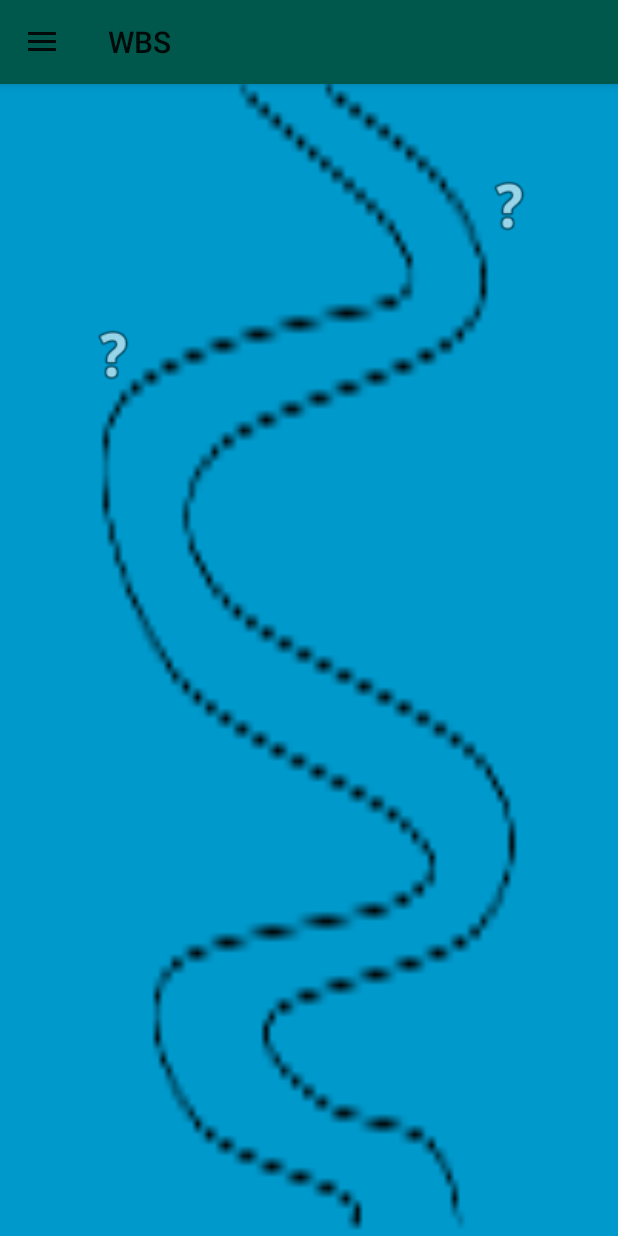
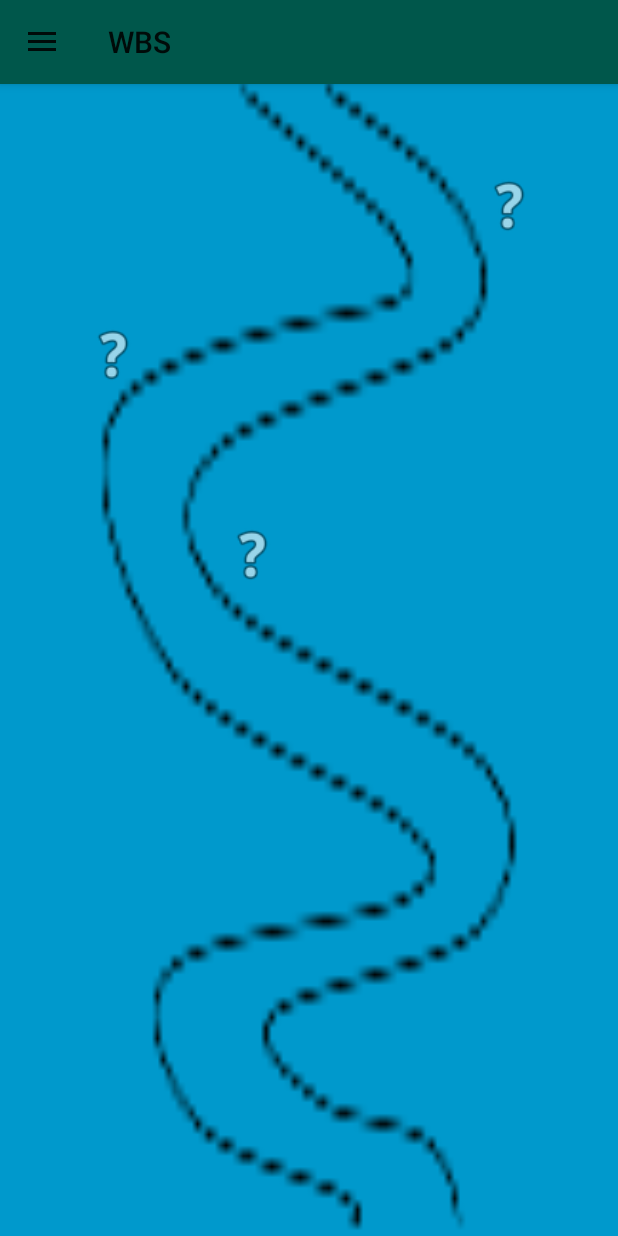
Before and after one commit to HSZG-Informatik-Projekte/WBS, an Android app: the MainActivity screen opened directly, with no data from a screen before it, on a phone screen of 412 x 824 dp. Run offline under Robolectric (Android 15) with nearby library versions, the phone set to English and light mode, and no system bars.

Commit message:
6 waypoints now adjust to json

```diff
--- a/app/src/main/java/de/hszg/wbs/JsonUtil.java
+++ b/app/src/main/java/de/hszg/wbs/JsonUtil.java
@@ -1,6 +1,7 @@
 package de.hszg.wbs;
 
 import android.content.Context;
+import android.util.Log;
 
 import org.json.JSONArray;
 import org.json.JSONException;
@@ -13,11 +14,13 @@ import java.io.FileReader;
 import java.io.IOException;
 import java.io.InputStreamReader;
 import java.util.ArrayList;
+import java.util.Iterator;
 
 public class JsonUtil {
     private static final String PROFILE_FILE_NAME = "wbs_profile.json";
     private static final String VIDEO_FILE_NAME = "wbs_videos.json";
     private static final String QUESTION_FILE_NAME = "wbs_questions.json";
+    private static final String WORLDS_FILE_NAME = "wbs_worlds.json";
 
     public static void DeleteProfile(Context context) {
         File file = new File(context.getFilesDir(), PROFILE_FILE_NAME);
@@ -97,29 +100,8 @@ public class JsonUtil {
     }
 
     public static ArrayList<VideoClass> readVideoFromJson(Context context) {
-        StringBuilder brString = new StringBuilder();
-
-        BufferedReader reader = null;
         try {
-            reader = new BufferedReader(new InputStreamReader(context.getAssets().open(VIDEO_FILE_NAME), "UTF-8"));
-            String mLine;
-            while ((mLine = reader.readLine()) != null) {
-                brString.append(mLine);
-            }
-        } catch (IOException e) {
-            e.printStackTrace();
-        } finally {
-            if (reader != null) {
-                try {
-                    reader.close();
-                } catch (IOException e) {
-                    e.printStackTrace();
-                }
-            }
-        }
-
-        try {
-            JSONObject jsonObj = new JSONObject(brString.toString());
+            JSONObject jsonObj = new JSONObject(readFromJsonFile(context, VIDEO_FILE_NAME));
             JSONArray jArrAll = jsonObj.getJSONArray("videofiledetails");
             ArrayList<VideoClass> videoClass = new ArrayList<VideoClass>(jArrAll.length());
 
@@ -142,12 +124,69 @@ public class JsonUtil {
         return null;
     }
 
+    public static ArrayList<WorldClass> readWorldFromJson(Context context) {
+        try {
+            JSONObject jsonObj = new JSONObject(readFromJsonFile(context, WORLDS_FILE_NAME));
+            JSONArray jArrAll = jsonObj.getJSONArray("worlds");
+            ArrayList<WorldClass> worldClass = new ArrayList<WorldClass>(jArrAll.length());
+
+            for(int i = 0; i < jArrAll.length(); i++) {
+                JSONObject jWaypoints = new JSONObject(jArrAll.getJSONObject(i).getString("waypoint"));
+                ArrayList<ArrayList<String>> waypoints = new ArrayList<>(jWaypoints.length());
+                for (int j = 0; j < jWaypoints.length(); j++) {
+                    ArrayList<String> arli = new ArrayList<>();
+                    arli.add(jWaypoints.getJSONObject("" + j).getString("icon"));
+                    arli.add(jWaypoints.getJSONObject("" + j).getString("videoid"));
+                    waypoints.add(arli);
+                }
+                WorldClass wc = new WorldClass(
+                        jArrAll.getJSONObject(i).optInt("worldid",0),
+                        jArrAll.getJSONObject(i).optString("name",""),
+                        jArrAll.getJSONObject(i).optString("map",""),
+                        waypoints
+                );
+                worldClass.add(wc);
+            }
+
+            return worldClass;
+        } catch (JSONException e) {
+            e.printStackTrace();
+        }
+        return null;
+    }
+
     public static ArrayList<QuestionClass> readQuestionFromJson(Context context) {
+        try {
+            JSONObject jsonObj = new JSONObject(readFromJsonFile(context, QUESTION_FILE_NAME));
+            JSONArray jQuestion = jsonObj.getJSONArray("questions");
+            ArrayList<QuestionClass> questionClass = new ArrayList<QuestionClass>(jQuestion.length());
+
+            for(int i = 0; i < jQuestion.length(); i++) {
+                JSONObject jAnwers = new JSONObject(jQuestion.getJSONObject(i).getString("answers"));
+                ArrayList<String> anwers = new ArrayList<>(jAnwers.length());
+                for (int j = 0; j < jAnwers.length(); j++) {
+                    anwers.add(jAnwers.getString("" + j));
+                }
+                QuestionClass qc = new QuestionClass(
+                        jQuestion.getJSONObject(i).optInt("id",i),
+                        jQuestion.getJSONObject(i).optString("question",""),
+                        jQuestion.getJSONObject(i).optInt("right",0),
+                        anwers
+                );
+                questionClass.add(qc);
+            }
+            return questionClass;
+        } catch (Exception e) {
+            e.printStackTrace();
+        }
+        return null;
+    }
+
+    public static String readFromJsonFile(Context context, String filename) {
         StringBuilder brString = new StringBuilder();
-
         BufferedReader reader = null;
         try {
-            reader = new BufferedReader(new InputStreamReader(context.getAssets().open(QUESTION_FILE_NAME), "UTF-8"));
+            reader = new BufferedReader(new InputStreamReader(context.getAssets().open(filename), "UTF-8"));
             String mLine;
             while ((mLine = reader.readLine()) != null) {
                 brString.append(mLine);
@@ -163,30 +202,6 @@ public class JsonUtil {
                 }
             }
         }
-
-        try {
-            JSONObject jsonObj = new JSONObject(brString.toString());
-            JSONArray jQuestion = jsonObj.getJSONArray("questions");
-            ArrayList<QuestionClass> questionClass = new ArrayList<QuestionClass>(jQuestion.length());
-
-            for(int i = 0; i < jQuestion.length(); i++) {
-                JSONObject jAnwers = new JSONObject(jQuestion.getJSONObject(i).getString("answers"));
-                ArrayList<String> anwers = new ArrayList<>(jAnwers.length());
-                for (int j = 0; j < jAnwers.length(); j++) {
-                    anwers.add(jAnwers.getString(""+j));
-                }
-                QuestionClass qc = new QuestionClass(
-                        jQuestion.getJSONObject(i).optInt("id",i),
-                        jQuestion.getJSONObject(i).optString("question",""),
-                        jQuestion.getJSONObject(i).optInt("right",0),
-                        anwers
-                );
-                questionClass.add(qc);
-            }
-            return questionClass;
-        } catch (Exception e) {
-            e.printStackTrace();
-        }
-        return null;
+        return brString.toString();
     }
 }
--- a/app/src/main/java/de/hszg/wbs/MainActivity.java
+++ b/app/src/main/java/de/hszg/wbs/MainActivity.java
@@ -1,15 +1,19 @@
 package de.hszg.wbs;
 
 import android.content.Intent;
+import android.graphics.drawable.Drawable;
 import android.os.Bundle;
 import android.support.annotation.NonNull;
 import android.support.design.widget.NavigationView;
 import android.support.v4.widget.DrawerLayout;
 import android.support.v7.app.ActionBarDrawerToggle;
 import android.support.v7.app.AppCompatActivity;
+import android.util.Log;
 import android.view.MenuItem;
 import android.view.View;
 import android.widget.ImageView;
+
+import java.util.ArrayList;
 
 public class MainActivity extends AppCompatActivity {
     private UserProfileClass wbsProfile;
@@ -47,18 +51,28 @@ public class MainActivity extends AppCompatActivity {
             }
         });
 
-
-        ImageView image = findViewById(R.id.MA_imageview_1);
-        //image.setImageResource(android.R.drawable.star_big_on);
+        final ArrayList<ArrayList<String>> waypoints = JsonUtil.readWorldFromJson(this).get(0).getWaypoints();
+        Log.i("waypoints", "android.R.drawable.ic_menu_help " + android.R.drawable.ic_menu_help);
+        Log.i("waypoints", "waypoints.get(0).get(0) " + waypoints.get(0).get(0));
+        Log.i("waypoints", "getResources " + getResources().getIdentifier("ic_menu_help","drawable", "" + getPackageName()));
+        for(int i = 0; i < waypoints.size(); i++) {
+            int rescourcename = getResources().getIdentifier("MA_imageview_" + i, "id", this.getPackageName());
+            ImageView image = findViewById(rescourcename);
+            image.setVisibility(View.VISIBLE);
+            final int i2 = i;
+            //image.setImageResource(getResources().getIdentifier(waypoints.get(i).get(0),"android","" + getPackageName()));
             image.setOnClickListener(new View.OnClickListener() {
                 @Override
                 public void onClick(View v) {
                     Intent mySuperIntent = new Intent(MainActivity.this, VideoScreenActivity.class);
-                mySuperIntent.putExtra("videoNumber", 1);
+                    mySuperIntent.putExtra("videoNumber", Integer.parseInt(waypoints.get(i2).get(1)));
                     startActivity(mySuperIntent);
                 }
             });
+        }
+        //image.setImageResource(android.R.drawable.star_big_on);
 
+/*
         ImageView image2 = findViewById(R.id.MA_imageview_2);
         image2.setOnClickListener(new View.OnClickListener() {
             @Override
@@ -68,6 +82,7 @@ public class MainActivity extends AppCompatActivity {
                 startActivity(mySuperIntent);
             }
         });
+        */
     }
     @Override
     public boolean onOptionsItemSelected(MenuItem item) {
--- /dev/null
+++ b/app/src/main/java/de/hszg/wbs/WorldClass.java
@@ -0,0 +1,33 @@
+package de.hszg.wbs;
+
+import java.util.ArrayList;
+
+public class WorldClass {
+
+    private int id;
+    private String name;
+    private String map;
+    private ArrayList<ArrayList<String>> waypoints;
+
+    WorldClass(int id, String name, String map, ArrayList<ArrayList<String>> waypoints) {
+            this.id = id;
+            this.name = name;
+            this.map = map;
+            this.waypoints = waypoints;
+    }
+
+    public int getId() {
+        return id;
+    }
+
+    public String getName() {
+        return name;
+    }
+
+    public String getMap() { return map; }
+
+    public ArrayList<ArrayList<String>> getWaypoints() {
+        return waypoints;
+    }
+
+}
--- a/app/src/main/res/layout/activity_main.xml
+++ b/app/src/main/res/layout/activity_main.xml
@@ -27,6 +27,24 @@
             app:srcCompat="@mipmap/ma_road" />
 
         <ImageView
+            android:id="@+id/MA_imageview_0"
+            android:layout_width="45dp"
+            android:layout_height="45dp"
+            android:layout_marginStart="8dp"
+            android:layout_marginTop="8dp"
+            android:layout_marginEnd="8dp"
+            android:layout_marginBottom="8dp"
+            android:contentDescription="@string/MA_Click"
+            android:visibility="invisible"
+            app:layout_constraintBottom_toBottomOf="parent"
+            app:layout_constraintEnd_toEndOf="parent"
+            app:layout_constraintHorizontal_bias="0.88"
+            app:layout_constraintStart_toStartOf="parent"
+            app:layout_constraintTop_toTopOf="parent"
+            app:layout_constraintVertical_bias="0.072"
+            app:srcCompat="@android:drawable/ic_menu_help" />
+
+        <ImageView
             android:id="@+id/MA_imageview_1"
             android:layout_width="45dp"
             android:layout_height="45dp"
@@ -35,12 +53,13 @@
             android:layout_marginEnd="8dp"
             android:layout_marginBottom="8dp"
             android:contentDescription="@string/MA_Click"
+            android:visibility="invisible"
             app:layout_constraintBottom_toBottomOf="parent"
             app:layout_constraintEnd_toEndOf="parent"
-            app:layout_constraintHorizontal_bias="0.88"
+            app:layout_constraintHorizontal_bias="0.128"
             app:layout_constraintStart_toStartOf="parent"
             app:layout_constraintTop_toTopOf="parent"
-            app:layout_constraintVertical_bias="0.072"
+            app:layout_constraintVertical_bias="0.212"
             app:srcCompat="@android:drawable/ic_menu_help" />
 
         <ImageView
@@ -52,12 +71,67 @@
             android:layout_marginEnd="8dp"
             android:layout_marginBottom="8dp"
             android:contentDescription="@string/MA_Click"
+            android:visibility="invisible"
             app:layout_constraintBottom_toBottomOf="parent"
             app:layout_constraintEnd_toEndOf="parent"
-            app:layout_constraintHorizontal_bias="0.128"
+            app:layout_constraintHorizontal_bias="0.391"
             app:layout_constraintStart_toStartOf="parent"
             app:layout_constraintTop_toTopOf="parent"
-            app:layout_constraintVertical_bias="0.212"
+            app:layout_constraintVertical_bias="0.401"
+            app:srcCompat="@android:drawable/ic_menu_help" />
+
+        <ImageView
+            android:id="@+id/MA_imageview_3"
+            android:layout_width="45dp"
+            android:layout_height="45dp"
+            android:layout_marginStart="8dp"
+            android:layout_marginTop="8dp"
+            android:layout_marginEnd="8dp"
+            android:layout_marginBottom="8dp"
+            android:contentDescription="@string/MA_Click"
+            android:visibility="invisible"
+            app:layout_constraintBottom_toBottomOf="parent"
+            app:layout_constraintEnd_toEndOf="parent"
+            app:layout_constraintHorizontal_bias="0.882"
+            app:layout_constraintStart_toStartOf="parent"
+            app:layout_constraintTop_toTopOf="parent"
+            app:layout_constraintVertical_bias="0.542"
+            app:srcCompat="@android:drawable/ic_menu_help" />
+
+        <ImageView
+            android:id="@+id/MA_imageview_4"
+            android:layout_width="45dp"
+            android:layout_height="45dp"
+            android:layout_marginStart="8dp"
+            android:layout_marginTop="8dp"
+            android:layout_marginEnd="8dp"
+            android:layout_marginBottom="8dp"
+            android:contentDescription="@string/MA_Click"
+            android:visibility="invisible"
+            app:layout_constraintBottom_toBottomOf="parent"
+            app:layout_constraintEnd_toEndOf="parent"
+            app:layout_constraintHorizontal_bias="0.337"
+            app:layout_constraintStart_toStartOf="parent"
+            app:layout_constraintTop_toTopOf="parent"
+            app:layout_constraintVertical_bias="0.713"
+            app:srcCompat="@android:drawable/ic_menu_help" />
+
+        <ImageView
+            android:id="@+id/MA_imageview_5"
+            android:layout_width="45dp"
+            android:layout_height="45dp"
+            android:layout_marginStart="8dp"
+            android:layout_marginTop="8dp"
+            android:layout_marginEnd="8dp"
+            android:layout_marginBottom="8dp"
+            android:contentDescription="@string/MA_Click"
+            android:visibility="invisible"
+            app:layout_constraintBottom_toBottomOf="parent"
+            app:layout_constraintEnd_toEndOf="parent"
+            app:layout_constraintHorizontal_bias="0.642"
+            app:layout_constraintStart_toStartOf="parent"
+            app:layout_constraintTop_toTopOf="parent"
+            app:layout_constraintVertical_bias="0.879"
             app:srcCompat="@android:drawable/ic_menu_help" />
 
     </android.support.constraint.ConstraintLayout>
```
Lines whose indentation alone changed are shown as unchanged.
